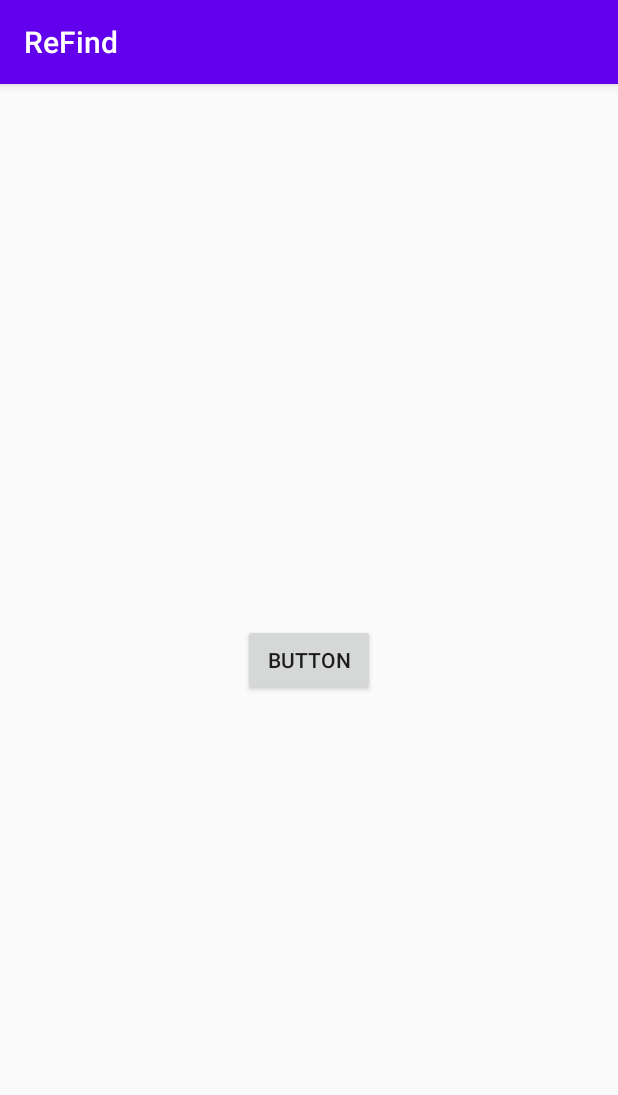
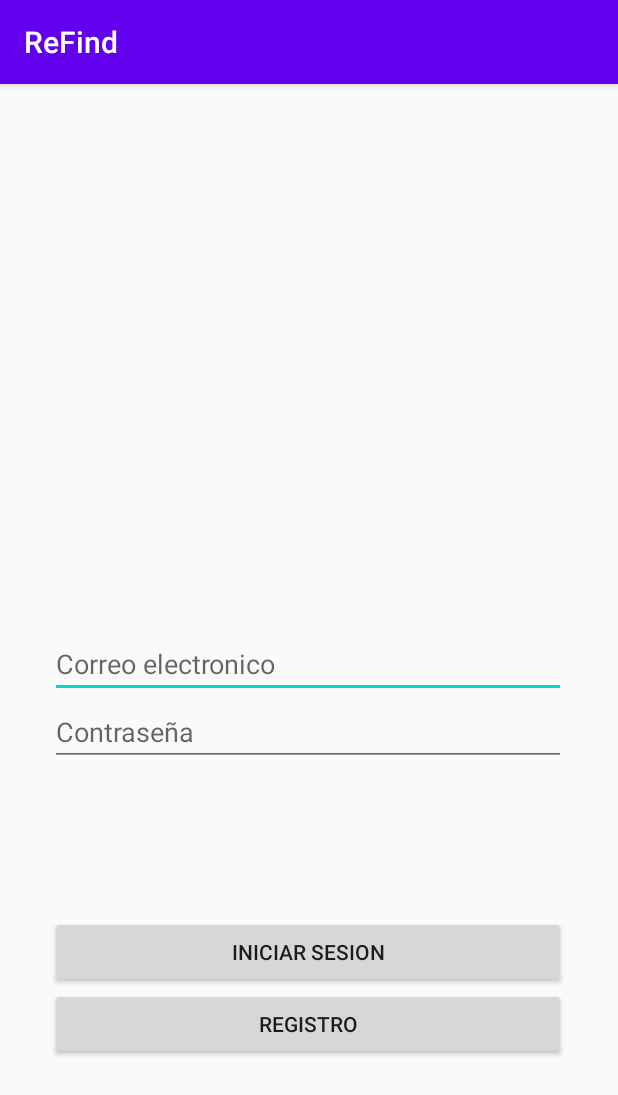
Before and after one commit to AlvaroOrtizPedroso/ReFind, an Android app: the Login screen opened directly, with no data from a screen before it, on a phone screen of 412 x 824 dp. Shown: the top 1095 px of the screen. Run offline under Robolectric (Android 15) with nearby library versions, the phone set to English and light mode, and no system bars.

Commit message:
Crear Login

```diff
--- a/app/src/main/AndroidManifest.xml
+++ b/app/src/main/AndroidManifest.xml
@@ -11,14 +11,17 @@
         android:theme="@style/AppTheme">
         <activity android:name=".Perfil"></activity>
         <activity android:name=".Login" />
-        <activity android:name=".Registro" />
-        <activity android:name=".MainActivity">
+        <activity android:name=".Registro">
             <intent-filter>
                 <action android:name="android.intent.action.MAIN" />
 
                 <category android:name="android.intent.category.LAUNCHER" />
             </intent-filter>
         </activity>
+
+        <activity android:name=".MainActivity">
+
+        </activity>
     </application>
 
 </manifest>
--- a/app/src/main/res/layout/activity_login.xml
+++ b/app/src/main/res/layout/activity_login.xml
@@ -6,14 +6,58 @@
     android:layout_height="match_parent"
     tools:context=".Login">
 
-    <Button
-        android:id="@+id/button"
+    <LinearLayout
+        android:id="@+id/linearLayout"
+        android:layout_width="344dp"
+        android:layout_height="292dp"
+        android:layout_marginBottom="112dp"
+        android:orientation="vertical"
+        app:layout_constraintBottom_toBottomOf="parent"
+        app:layout_constraintEnd_toEndOf="parent"
+        app:layout_constraintHorizontal_bias="0.491"
+        app:layout_constraintStart_toStartOf="parent">
+
+        <EditText
+            android:id="@+id/emailLogin"
+            android:layout_width="match_parent"
+            android:layout_height="wrap_content"
+            android:ems="10"
+            android:hint="@string/emailRegistro"
+            android:inputType="textEmailAddress" />
+
+        <EditText
+            android:id="@+id/passLogin"
+            android:layout_width="match_parent"
+            android:layout_height="wrap_content"
+            android:autofillHints=""
+            android:ems="10"
+            android:hint="@string/passRegistro"
+            android:inputType="textPassword" />
+
+        <Button
+            android:id="@+id/IniciarSesionLogin"
+            android:layout_width="match_parent"
+            android:layout_height="wrap_content"
+            android:layout_marginTop="100dp"
+            android:text="@string/iniciarSesionRegistro" />
+
+        <Button
+            android:id="@+id/button2"
+            android:layout_width="match_parent"
+            android:layout_height="wrap_content"
+            android:text="@string/menuRegistro" />
+    </LinearLayout>
+
+    <ImageView
+        android:id="@+id/logoRefind2"
         android:layout_width="wrap_content"
         android:layout_height="wrap_content"
-        android:text="Button"
-        app:layout_constraintBottom_toBottomOf="parent"
+        android:contentDescription="@string/descripcionLogo"
+        app:layout_constraintBottom_toTopOf="@+id/linearLayout"
         app:layout_constraintEnd_toEndOf="parent"
+        app:layout_constraintHorizontal_bias="0.498"
         app:layout_constraintStart_toStartOf="parent"
         app:layout_constraintTop_toTopOf="parent"
-        tools:text="botpm" />
+        app:layout_constraintVertical_bias="0.577"
+        tools:srcCompat="@tools:sample/avatars" />
 </androidx.constraintlayout.widget.ConstraintLayout>
```
Also changed, not shown: 1 other file.
